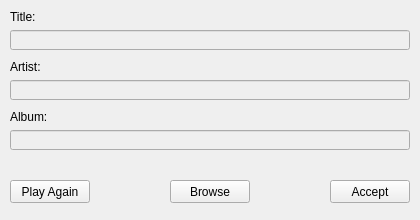
Above: res/musec.ui from Mystler/Musec before the change. Below: the same form after it.
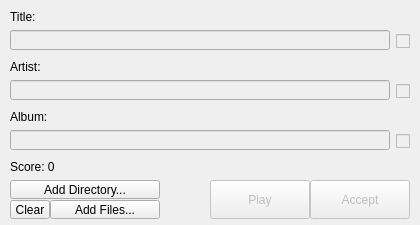
That is the form after the change. Icons and pictures are not drawn.

Commit message: UI Revision and Implementation

What changed in the file:
```diff
--- a/res/musec.ui
+++ b/res/musec.ui
@@ -10,7 +10,7 @@
     <x>0</x>
     <y>0</y>
     <width>420</width>
-    <height>220</height>
+    <height>225</height>
    </rect>
   </property>
   <property name="sizePolicy">
@@ -22,13 +22,13 @@
   <property name="minimumSize">
    <size>
     <width>420</width>
-    <height>220</height>
+    <height>225</height>
    </size>
   </property>
   <property name="maximumSize">
    <size>
     <width>420</width>
-    <height>220</height>
+    <height>225</height>
    </size>
   </property>
   <property name="contextMenuPolicy">
@@ -62,7 +62,7 @@
     <rect>
      <x>10</x>
      <y>30</y>
-     <width>400</width>
+     <width>380</width>
      <height>20</height>
     </rect>
    </property>
@@ -88,7 +88,7 @@
     <rect>
      <x>10</x>
      <y>80</y>
-     <width>400</width>
+     <width>380</width>
      <height>20</height>
     </rect>
    </property>
@@ -101,7 +101,7 @@
     <rect>
      <x>10</x>
      <y>130</y>
-     <width>400</width>
+     <width>380</width>
      <height>20</height>
     </rect>
    </property>
@@ -125,9 +125,9 @@
    </property>
    <property name="geometry">
     <rect>
-     <x>10</x>
+     <x>110</x>
      <y>160</y>
-     <width>400</width>
+     <width>300</width>
      <height>16</height>
     </rect>
    </property>
@@ -135,46 +135,148 @@
     <string/>
    </property>
    <property name="alignment">
-    <set>Qt::AlignCenter</set>
+    <set>Qt::AlignRight|Qt::AlignTrailing|Qt::AlignVCenter</set>
    </property>
   </widget>
   <widget class="QPushButton" name="btnPlay">
+   <property name="enabled">
+    <bool>false</bool>
+   </property>
    <property name="geometry">
     <rect>
-     <x>10</x>
+     <x>210</x>
      <y>180</y>
-     <width>80</width>
-     <height>23</height>
+     <width>100</width>
+     <height>39</height>
     </rect>
    </property>
    <property name="text">
-    <string>Play Again</string>
+    <string>Play</string>
    </property>
   </widget>
   <widget class="QPushButton" name="btnNext">
+   <property name="enabled">
+    <bool>false</bool>
+   </property>
    <property name="geometry">
     <rect>
-     <x>330</x>
+     <x>310</x>
      <y>180</y>
-     <width>80</width>
-     <height>23</height>
+     <width>100</width>
+     <height>39</height>
     </rect>
    </property>
    <property name="text">
     <string>Accept</string>
    </property>
   </widget>
-  <widget class="QPushButton" name="btnBrowse">
+  <widget class="QLabel" name="lblScore">
    <property name="geometry">
     <rect>
-     <x>170</x>
+     <x>10</x>
+     <y>160</y>
+     <width>90</width>
+     <height>13</height>
+    </rect>
+   </property>
+   <property name="text">
+    <string>Score: 0</string>
+   </property>
+  </widget>
+  <widget class="QCheckBox" name="chkTitle">
+   <property name="enabled">
+    <bool>false</bool>
+   </property>
+   <property name="geometry">
+    <rect>
+     <x>396</x>
+     <y>34</y>
+     <width>14</width>
+     <height>14</height>
+    </rect>
+   </property>
+   <property name="text">
+    <string/>
+   </property>
+   <property name="checkable">
+    <bool>true</bool>
+   </property>
+  </widget>
+  <widget class="QCheckBox" name="chkArtist">
+   <property name="enabled">
+    <bool>false</bool>
+   </property>
+   <property name="geometry">
+    <rect>
+     <x>396</x>
+     <y>84</y>
+     <width>14</width>
+     <height>14</height>
+    </rect>
+   </property>
+   <property name="text">
+    <string/>
+   </property>
+   <property name="checkable">
+    <bool>true</bool>
+   </property>
+  </widget>
+  <widget class="QCheckBox" name="chkAlbum">
+   <property name="enabled">
+    <bool>false</bool>
+   </property>
+   <property name="geometry">
+    <rect>
+     <x>396</x>
+     <y>134</y>
+     <width>14</width>
+     <height>14</height>
+    </rect>
+   </property>
+   <property name="text">
+    <string/>
+   </property>
+   <property name="checkable">
+    <bool>true</bool>
+   </property>
+  </widget>
+  <widget class="QToolButton" name="btnClear">
+   <property name="geometry">
+    <rect>
+     <x>10</x>
+     <y>200</y>
+     <width>40</width>
+     <height>19</height>
+    </rect>
+   </property>
+   <property name="text">
+    <string>Clear</string>
+   </property>
+  </widget>
+  <widget class="QToolButton" name="btnAddDir">
+   <property name="geometry">
+    <rect>
+     <x>10</x>
      <y>180</y>
-     <width>80</width>
-     <height>23</height>
+     <width>150</width>
+     <height>19</height>
     </rect>
    </property>
    <property name="text">
-    <string>Browse</string>
+    <string>Add Directory...</string>
+   </property>
+  </widget>
+  <widget class="QToolButton" name="btnAddFiles">
+   <property name="geometry">
+    <rect>
+     <x>50</x>
+     <y>200</y>
+     <width>110</width>
+     <height>19</height>
+    </rect>
+   </property>
+   <property name="text">
+    <string>Add Files...</string>
    </property>
   </widget>
  </widget>
```
Left out of the diff: 61 changed lines with no effect on the pictures. The commit also changes 3 other files.
